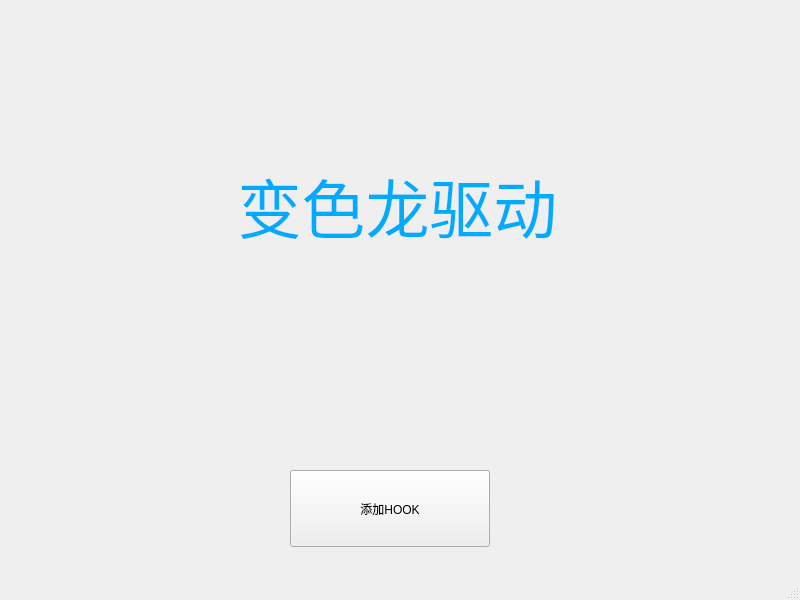
Above: mainwindow.ui from kinvcode/FilterByWindow before the change. Below: the same form after it.
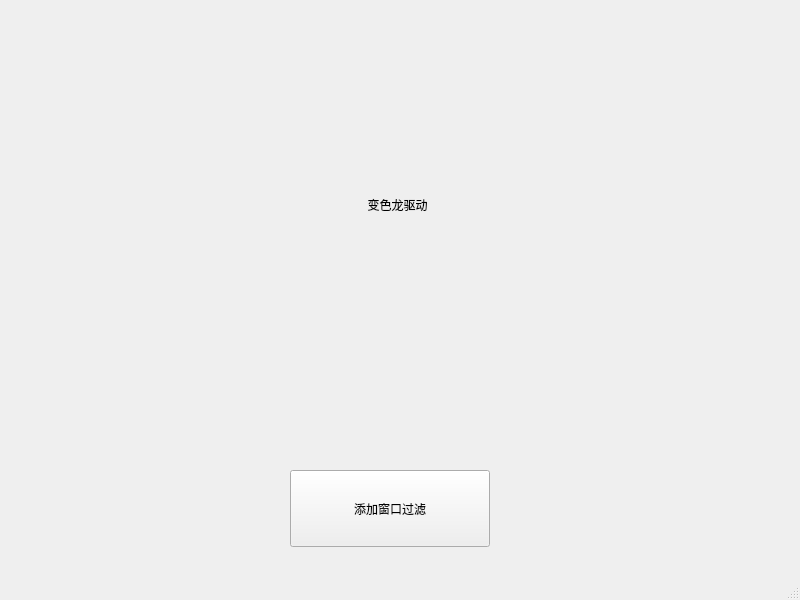
That is the form after the change. Custom widgets are drawn as their Qt base class.

The edit to the form file:
```diff
--- a/mainwindow.ui
+++ b/mainwindow.ui
@@ -23,10 +23,6 @@
       <height>391</height>
      </rect>
     </property>
-    <property name="styleSheet">
-     <string notr="true">color: rgb(0, 170, 255);
-font: 48pt;</string>
-    </property>
     <property name="text">
      <string>变色龙驱动</string>
     </property>
@@ -50,12 +46,19 @@
      </size>
     </property>
     <property name="text">
-     <string>添加HOOK</string>
+     <string>添加窗口过滤</string>
     </property>
    </widget>
   </widget>
   <widget class="QStatusBar" name="statusbar"/>
  </widget>
+ <customwidgets>
+  <customwidget>
+   <class>NeoPushButton</class>
+   <extends>QPushButton</extends>
+   <header location="global">widgets/NeoPushButton.h</header>
+  </customwidget>
+ </customwidgets>
  <resources/>
  <connections/>
 </ui>
```
Left out of the diff: 7 changed lines with no effect on the pictures.
